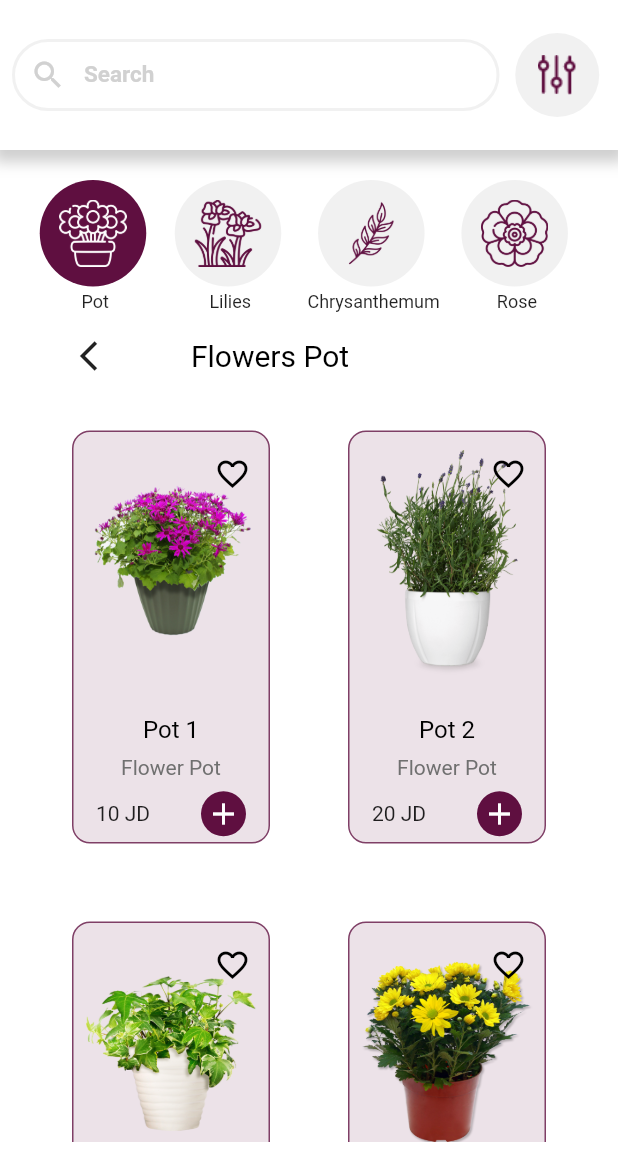
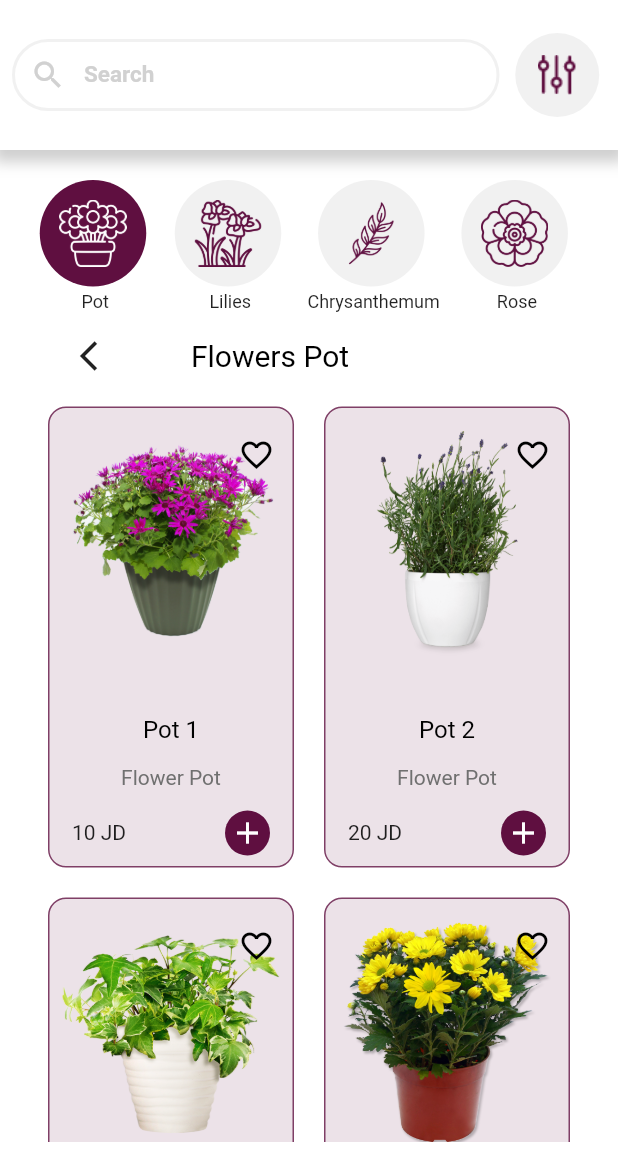
Before and after one commit to yazanhmaed/Flower_shop, a Flutter app: the HomeScreen screen opened directly, after a tap on "Pot", on a phone screen of 412 x 824 dp, the part 84-1236 px from its top. Run offline on Flutter 3.47's test engine with Material 2 defaults, Android fonts, the phone set to English and light mode, and no system bars; our stand-ins replace bloc, carousel_slider, dotted_border, flutter_bloc, flutter_slidable, flutter_staggered_animations and 2 more; missing offline and left inert: another_stepper; accounts and stored records are empty; Roboto replaces fonts that are missing (Montserrat).

Commit message:
finish app 2

```diff
--- a/flower_shop/lib/screens/favorite_screen/view/screens/favorite_screen.dart
+++ b/flower_shop/lib/screens/favorite_screen/view/screens/favorite_screen.dart
@@ -67,7 +67,7 @@ class FavoriteScreen extends StatelessWidget {
               ),
               itemBuilder: (context, index) {
                 return Padding(
-                  padding: const EdgeInsets.all(26.0),
+                  padding: const EdgeInsets.all(10.0),
                   child: Container(
                     width: 115,
                     height: 250,
@@ -93,7 +93,7 @@ class FavoriteScreen extends StatelessWidget {
                               ),
                             ),
                             IconButton(
-                                onPressed: () =>cubit.favList(index),
+                                onPressed: () => cubit.favList(index),
                                 icon: const Icon(
                                   Icons.favorite,
                                   color: Colors.red,
--- a/flower_shop/lib/screens/home_screen/controller/cubit.dart
+++ b/flower_shop/lib/screens/home_screen/controller/cubit.dart
@@ -21,6 +21,11 @@ class HomeCubit extends Cubit<HomeStates> {
   void changeSlider(double sli) {
     slider = sli;
     emit(HomeChangeSliderState());
+  }
+  int imageSlider = 0;
+  void changeimageSlider(int sli) {
+    imageSlider = sli;
+    emit(HomeChangeimageSliderState());
   }
 
   double rangStart = 800;
--- a/flower_shop/lib/screens/home_screen/controller/states.dart
+++ b/flower_shop/lib/screens/home_screen/controller/states.dart
@@ -14,6 +14,7 @@ class HomeErrorState extends HomeStates {}
 class HomeChangeState extends HomeStates {}
 class HomeChangeBoolState extends HomeStates {}
 class HomeChangeSliderState extends HomeStates {}
+class HomeChangeimageSliderState extends HomeStates {}
 class HomeChangeRangeState extends HomeStates {}
 class HomeFavState extends HomeStates {}
 class HomeCartState extends HomeStates {}
--- a/flower_shop/lib/screens/home_screen/models/flower_model.dart
+++ b/flower_shop/lib/screens/home_screen/models/flower_model.dart
@@ -1,3 +1,7 @@
+import 'package:flutter/material.dart';
+
+import '../../special_offers/special_offers.dart';
+
 class FlowerModel {
   final int plantId;
   int price;
@@ -318,6 +322,24 @@ class FlowerModel {
       isFavorated: false,
       count: 1,
     ),
+    FlowerModel(
+      plantId: 6,
+      price: 17,
+      title: 'Chrysanthemum 6',
+      type: 'Flower Chrysanthemum',
+      image: 'assets/images/Chrysanthemum/6.png',
+      isFavorated: false,
+      count: 1,
+    ),
+    FlowerModel(
+      plantId: 3,
+      price: 22,
+      title: 'Chrysanthemum 3',
+      type: 'Flower Chrysanthemum',
+      image: 'assets/images/Chrysanthemum/3.png',
+      isFavorated: false,
+      count: 1,
+    ),
   ];
 
   static List<FlowerModel> nearToYou = [
@@ -348,5 +370,49 @@ class FlowerModel {
       isFavorated: false,
       count: 1,
     ),
+     FlowerModel(
+      plantId: 6,
+      price: 17,
+      title: 'Chrysanthemum 6',
+      type: 'Flower Chrysanthemum',
+      image: 'assets/images/Chrysanthemum/6.png',
+      isFavorated: false,
+      count: 1,
+    ),
+    FlowerModel(
+      plantId: 3,
+      price: 22,
+      title: 'Chrysanthemum 3',
+      type: 'Flower Chrysanthemum',
+      image: 'assets/images/Chrysanthemum/3.png',
+      isFavorated: false,
+      count: 1,
+    ),
   ];
+ static List offers = [
+      const SpecialOffers(
+        dis: '30',
+        title: 'Special Deal\nFor October!',
+        image: 'assets/images/sp1.png',
+        color: Colors.green,
+      ),
+      const SpecialOffers(
+        dis: '50',
+        title: 'Special Deal\nFor October!',
+        image: 'assets/images/sp2.png',
+        color: Colors.amber,
+      ),
+      const SpecialOffers(
+        dis: '25',
+        title: 'Special Deal\nFor October!',
+        image: 'assets/images/sp3.png',
+        color: Colors.blueGrey,
+      ),
+      const SpecialOffers(
+        dis: '25',
+        title: 'Special Deal\nFor October!',
+        image: 'assets/images/sp4.png',
+        color: Colors.red,
+      ),
+    ];
 }
--- a/flower_shop/lib/screens/home_screen/view/widgets/cat_item_build.dart
+++ b/flower_shop/lib/screens/home_screen/view/widgets/cat_item_build.dart
@@ -51,7 +51,7 @@ class CatItemBuild extends StatelessWidget {
             ),
             itemBuilder: (context, index) {
               return Padding(
-                padding: const EdgeInsets.all(26.0),
+                padding: const EdgeInsets.all(10.0),
                 child: Container(
                   width: 115,
                   height: 250,
@@ -79,7 +79,7 @@ class CatItemBuild extends StatelessWidget {
                             ),
                           ),
                           IconButton(
-                              onPressed: () =>cubit.faver(list, index),
+                              onPressed: () => cubit.faver(list, index),
                               icon: Icon(
                                 list[index].isFavorated
                                     ? Icons.favorite
--- a/flower_shop/lib/screens/home_screen/view/widgets/flower_type_widget.dart
+++ b/flower_shop/lib/screens/home_screen/view/widgets/flower_type_widget.dart
@@ -25,8 +25,13 @@ class FlowerTypeWidget extends StatelessWidget {
             padding: const EdgeInsets.only(right: 10),
             child: GestureDetector(
               onTap: () {
-                cubit.catIndex = index;
-                cubit.changecurrentbool(true);
+                if (index == cubit.catIndex) {
+                  cubit.changecurrentbool(!cubit.isCat);
+                  cubit.catIndex = -1;
+                } else {
+                  cubit.catIndex = index;
+                  cubit.changecurrentbool(true);
+                }
               },
               child: CatItem(
                 icon: '${catItem[index]['icon']}',
--- a/flower_shop/lib/screens/home_screen/view/widgets/home_item.dart
+++ b/flower_shop/lib/screens/home_screen/view/widgets/home_item.dart
@@ -33,7 +33,10 @@ class HomeItem extends StatelessWidget {
           const SizedBox(
             height: 4,
           ),
-          Text(title),
+          Text(
+            title,
+            overflow: TextOverflow.ellipsis,
+          ),
           ElevatedButton(
             onPressed: onPressed,
             style: ButtonStyle(
--- a/flower_shop/lib/screens/home_screen/view/widgets/home_widget.dart
+++ b/flower_shop/lib/screens/home_screen/view/widgets/home_widget.dart
@@ -43,12 +43,9 @@ class HomeWidget extends StatelessWidget {
                 ))
           ],
         ),
-        const SizedBox(
-          height: 150,
-          child: SliderOffersWidget(),
-        ),
-        const SizedBox(
-          height: 9,
+        SizedBox(
+          height: 230,
+          child: SliderOffersWidget(cubit: cubit),
         ),
         Row(
           mainAxisAlignment: MainAxisAlignment.spaceBetween,
--- a/flower_shop/lib/screens/home_screen/view/widgets/near_to_you_widget.dart
+++ b/flower_shop/lib/screens/home_screen/view/widgets/near_to_you_widget.dart
@@ -6,16 +6,15 @@ import 'home_item.dart';
 
 class NearToYouWidget extends StatelessWidget {
   const NearToYouWidget({
-    super.key, required this.cubit,
+    super.key,
+    required this.cubit,
   });
- final HomeCubit cubit;
+  final HomeCubit cubit;
   @override
   Widget build(BuildContext context) {
-
     return ListView.separated(
-      separatorBuilder: (context, index) =>
-          const SizedBox(
-        width: 30,
+      separatorBuilder: (context, index) => const SizedBox(
+        width: 10,
       ),
       physics: const BouncingScrollPhysics(),
       scrollDirection: Axis.horizontal,
@@ -25,7 +24,7 @@ class NearToYouWidget extends StatelessWidget {
         title: FlowerModel.nearToYou[index].title,
         price: FlowerModel.nearToYou[index].price,
         onPressed: () {
-            cubit.cartList(
+          cubit.cartList(
             FlowerModel.nearToYou,
             index,
           );
--- a/flower_shop/lib/screens/home_screen/view/widgets/slider_offer_widget.dart
+++ b/flower_shop/lib/screens/home_screen/view/widgets/slider_offer_widget.dart
@@ -1,52 +1,66 @@
+import 'package:carousel_slider/carousel_slider.dart';
+import 'package:flower_shop/resources/color_manager.dart';
+import 'package:flower_shop/screens/home_screen/models/flower_model.dart';
 import 'package:flutter/material.dart';
-import 'package:intro_slider/intro_slider.dart';
 
-import '../../../../resources/color_manager.dart';
-import '../../../special_offers/special_offers.dart';
+import '../../controller/cubit.dart';
 
 class SliderOffersWidget extends StatelessWidget {
   const SliderOffersWidget({
     super.key,
+    required this.cubit,
   });
-
+  final HomeCubit cubit;
   @override
   Widget build(BuildContext context) {
-    return IntroSlider(
-      indicatorConfig: IndicatorConfig(
-        colorActiveIndicator: ColorManager.primary,
-        spaceBetweenIndicator: 3,
-      ),
-      isShowNextBtn: false,
-      isShowDoneBtn: false,
-      isShowPrevBtn: false,
-      isShowSkipBtn: false,
-      autoScrollInterval: const Duration(seconds: 1),
-      listCustomTabs: const [
-        SpecialOffers(
-          dis: '30',
-          title: 'Special Deal\nFor October!',
-          image: 'assets/images/sp1.png',
-          color: Colors.green,
-        ),
-        SpecialOffers(
-          dis: '50',
-          title: 'Special Deal\nFor October!',
-          image: 'assets/images/sp2.png',
-          color: Colors.amber,
-        ),
-        SpecialOffers(
-          dis: '25',
-          title: 'Special Deal\nFor October!',
-          image: 'assets/images/sp3.png',
-          color: Colors.blueGrey,
-        ),
-        SpecialOffers(
-          dis: '25',
-          title: 'Special Deal\nFor October!',
-          image: 'assets/images/sp4.png',
-          color: Colors.red,
+    return Column(
+      children: [
+        CarouselSlider.builder(
+            itemCount: 3,
+            itemBuilder: (BuildContext ctx, int index, int realIndex) {
+              return Padding(
+                padding: const EdgeInsets.symmetric(horizontal: 10),
+                child: Container(
+                  width: double.infinity,
+                  height: 150,
+                  decoration: BoxDecoration(
+                    borderRadius: BorderRadius.circular(16),
+                  ),
+                  child: FlowerModel.offers[index],
+                ),
+              );
+            },
+            options: CarouselOptions(
+              height: 180,
+              initialPage: 0,
+              onPageChanged: (index, reason) => cubit.changeimageSlider(index),
+            )),
+        Padding(
+          padding: const EdgeInsets.only(bottom: 10),
+          child: Row(
+            mainAxisAlignment: MainAxisAlignment.center,
+            children: [
+              containerC(0),
+              containerC(1),
+              containerC(2),
+            ],
+          ),
         ),
       ],
     );
   }
+
+  AnimatedContainer containerC(index) {
+    return AnimatedContainer(
+      margin: const EdgeInsets.symmetric(horizontal: 2),
+      duration: const Duration(milliseconds: 300),
+      width: cubit.imageSlider == index ? 20 : 10,
+      height: 10,
+      decoration: BoxDecoration(
+        borderRadius: BorderRadius.circular(4),
+        color:
+            cubit.imageSlider == index ? ColorManager.primary : Colors.black54,
+      ),
+    );
+  }
 }
--- a/flower_shop/lib/screens/home_screen/view/widgets/top_rated_widget.dart
+++ b/flower_shop/lib/screens/home_screen/view/widgets/top_rated_widget.dart
@@ -14,7 +14,7 @@ class TopRatedWidget extends StatelessWidget {
   Widget build(BuildContext context) {
     return ListView.separated(
       separatorBuilder: (context, index) => const SizedBox(
-        width: 30,
+        width: 10,
       ),
       physics: const BouncingScrollPhysics(),
       scrollDirection: Axis.horizontal,
@@ -24,7 +24,6 @@ class TopRatedWidget extends StatelessWidget {
         title: FlowerModel.topRatedList[index].title,
         price: FlowerModel.topRatedList[index].price,
         onPressed: () {
-
           cubit.cartList(
             FlowerModel.topRatedList,
             index,
--- a/flower_shop/lib/screens/login_screen/view/widgets/toggle_widget.dart
+++ b/flower_shop/lib/screens/login_screen/view/widgets/toggle_widget.dart
@@ -37,6 +37,7 @@ class ToggleWidget extends StatelessWidget {
       radiusStyle: true,
       onToggle: (index) {
         cubit.changecurrentSwitch(posit: index!);
+        print(index);
       },
     );
   }
--- a/flower_shop/pubspec.yaml
+++ b/flower_shop/pubspec.yaml
@@ -45,6 +45,7 @@ dependencies:
   dotted_border: ^2.0.0+3
   flutter_slidable: ^3.0.0
   another_stepper: ^1.2.2
+  carousel_slider: ^4.2.1
 
 
 
```
Also changed, not shown: flower_shop/lib/screens/login_screen/view/widgets/container_widget.dart (+12 -13 lines), flower_shop/lib/screens/login_screen/view/widgets/login.dart (+13 -11 lines), flower_shop/lib/screens/login_screen/view/widgets/signup.dart (+13 -9 lines), flower_shop/lib/screens/special_offers/special_offers_screen.dart (+3 -29 lines), flower_shop/assets/images/facebool_logo.png (added), flower_shop/assets/images/x_logo.png (added), flower_shop/pubspec.lock.
